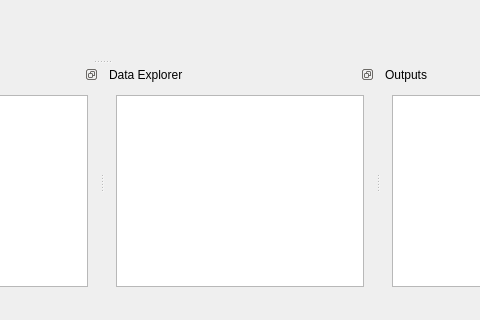
Qt form mainwindow.ui (ConverterLabs/LabAnalyser) before a commit; both pictures show x 448 to 928 and y 364 to 684 of the 1099 by 684 pixel window.
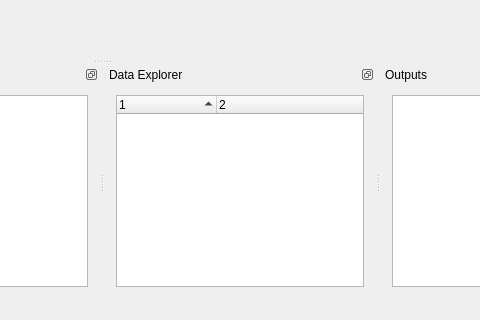
The same form after that commit. Icons and pictures are not drawn. Custom widgets are drawn as their Qt base class.

```diff
--- a/mainwindow.ui
+++ b/mainwindow.ui
@@ -319,11 +319,14 @@
         <number>2</number>
        </property>
        <attribute name="headerVisible">
-        <bool>false</bool>
+        <bool>true</bool>
        </attribute>
        <attribute name="headerCascadingSectionResizes">
         <bool>true</bool>
        </attribute>
+       <attribute name="headerShowSortIndicator" stdset="0">
+        <bool>true</bool>
+       </attribute>
        <column>
         <property name="text">
          <string notr="true">1</string>
```
Left out of the diff: 3 changed lines with no effect on the pictures.
